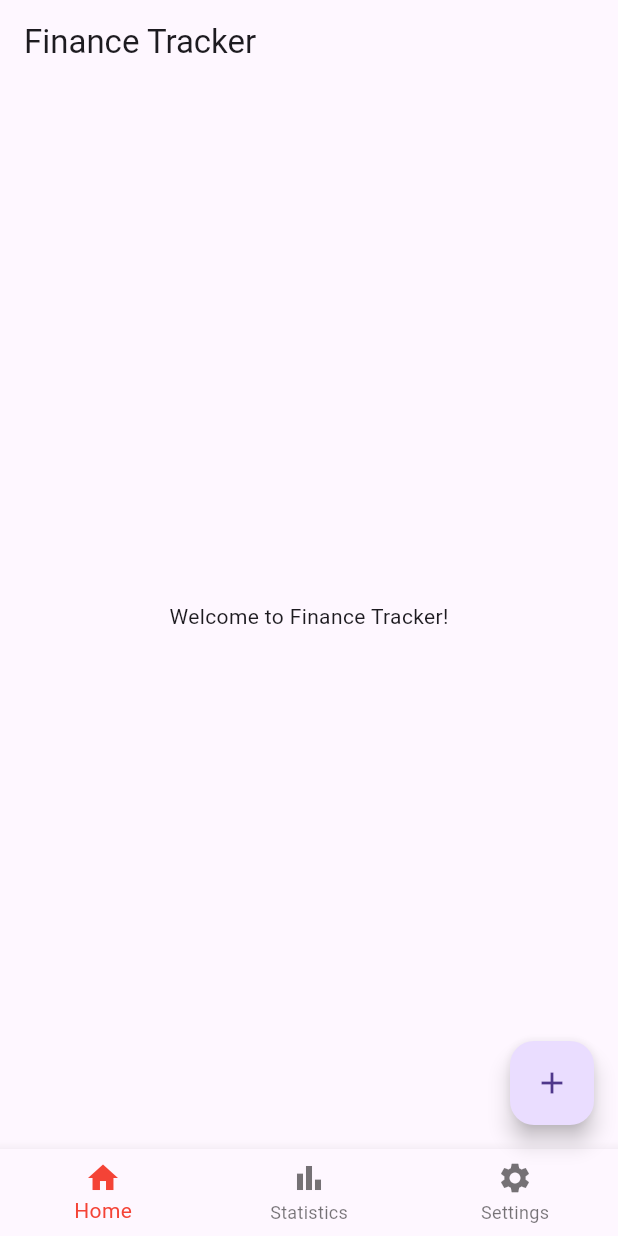
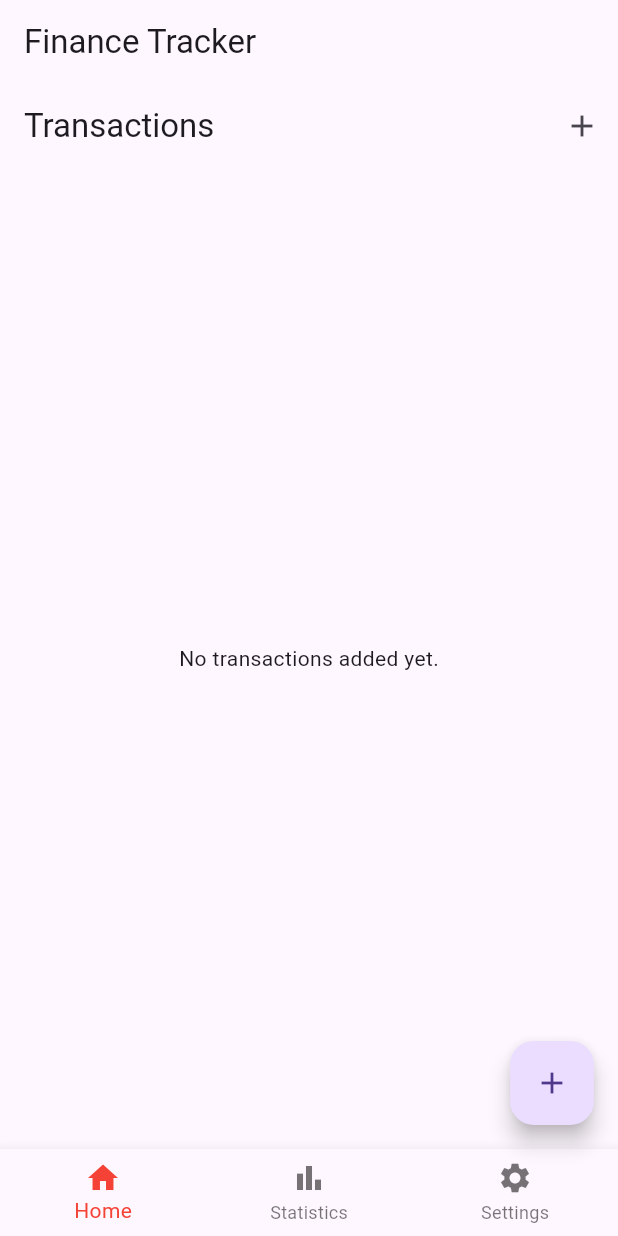
Before and after one commit to Susadi11/Flutter-Expense-Tracker, a Flutter app: the screen it shows after launch, on a phone screen of 412 x 824 dp. Run offline on Flutter 3.47's test engine with Material 3 defaults, Android fonts, the phone set to English and light mode, and no system bars; our stand-ins replace sqflite; accounts and stored records are empty.

Commit message:
create database

```diff
--- /dev/null
+++ b/expense_tracker/lib/db_helper.dart
@@ -0,0 +1,53 @@
+// lib/db_helper.dart
+import 'package:sqflite/sqflite.dart';
+import 'package:path/path.dart';
+import 'dart:async';
+
+class DBHelper {
+  static final DBHelper _instance = DBHelper._internal();
+  factory DBHelper() => _instance;
+  DBHelper._internal();
+
+  static Database? _database;
+
+  Future<Database> get database async {
+    if (_database != null) return _database!;
+    _database = await _initDatabase();
+    return _database!;
+  }
+
+  Future<Database> _initDatabase() async {
+    String path = join(await getDatabasesPath(), 'transactions.db');
+    return await openDatabase(
+      path,
+      version: 1,
+      onCreate: _onCreate,
+    );
+  }
+
+  Future _onCreate(Database db, int version) async {
+    await db.execute('''
+      CREATE TABLE transactions(
+        id INTEGER PRIMARY KEY AUTOINCREMENT,
+        title TEXT,
+        amount REAL,
+        date TEXT
+      )
+    ''');
+  }
+
+  Future<int> insertTransaction(Map<String, dynamic> transaction) async {
+    final db = await database;
+    return await db.insert('transactions', transaction);
+  }
+
+  Future<List<Map<String, dynamic>>> getTransactions() async {
+    final db = await database;
+    return await db.query('transactions');
+  }
+
+  Future<int> deleteTransaction(int id) async {
+    final db = await database;
+    return await db.delete('transactions', where: 'id = ?', whereArgs: [id]);
+  }
+}
--- a/expense_tracker/lib/home_screen.dart
+++ b/expense_tracker/lib/home_screen.dart
@@ -1,11 +1,79 @@
-// lib/home_screen.dart
 import 'package:flutter/material.dart';
+import 'add_transaction.dart'; // Ensure this import is present
+import 'db_helper.dart';
 
-class HomeScreen extends StatelessWidget {
+class HomeScreen extends StatefulWidget {
+  @override
+  _HomeScreenState createState() => _HomeScreenState();
+}
+
+class _HomeScreenState extends State<HomeScreen> {
+  late Future<List<Map<String, dynamic>>> _transactions;
+
+  @override
+  void initState() {
+    super.initState();
+    _loadTransactions();
+  }
+
+  void _loadTransactions() {
+    setState(() {
+      _transactions = DBHelper().getTransactions();
+    });
+  }
+
+  void _refreshTransactions() {
+    _loadTransactions();
+  }
+
   @override
   Widget build(BuildContext context) {
-    return Center(
-      child: Text('Welcome to Finance Tracker!'),
+    return Scaffold(
+      appBar: AppBar(
+        title: Text('Transactions'),
+        actions: [
+          IconButton(
+            icon: Icon(Icons.add),
+            onPressed: () async {
+              await Navigator.of(context).push(
+                MaterialPageRoute(
+                  builder: (context) => AddTransactionPage(
+                    onAddTransaction: _refreshTransactions, // Pass the callback
+                  ),
+                ),
+              );
+            },
+          ),
+        ],
+      ),
+      body: FutureBuilder(
+        future: _transactions,
+        builder: (ctx, snapshot) {
+          if (snapshot.connectionState == ConnectionState.waiting) {
+            return Center(child: CircularProgressIndicator());
+          } else if (snapshot.hasError) {
+            return Center(child: Text('Error: ${snapshot.error}'));
+          } else if (!snapshot.hasData || (snapshot.data as List).isEmpty) {
+            return Center(child: Text('No transactions added yet.'));
+          } else {
+            final transactions = snapshot.data as List<Map<String, dynamic>>;
+            return ListView.builder(
+              itemCount: transactions.length,
+              itemBuilder: (ctx, index) {
+                return ListTile(
+                  title: Text(transactions[index]['title']),
+                  subtitle: Text('Amount: \$${transactions[index]['amount']}'),
+                  trailing: Text(transactions[index]['date']),
+                  onLongPress: () async {
+                    await DBHelper().deleteTransaction(transactions[index]['id']);
+                    _loadTransactions();
+                  },
+                );
+              },
+            );
+          }
+        },
+      ),
     );
   }
 }
--- a/expense_tracker/lib/main.dart
+++ b/expense_tracker/lib/main.dart
@@ -1,4 +1,3 @@
-// lib/main.dart
 import 'package:flutter/material.dart';
 import 'add_transaction.dart'; // Import the new page
 import 'home_screen.dart'; // Import home screen
@@ -18,6 +17,11 @@ class FinanceTrackerApp extends StatelessWidget {
         primarySwatch: Colors.red,
       ),
       home: HomePage(),
+      routes: {
+        '/add-transaction': (ctx) => AddTransactionPage(
+          onAddTransaction: () {}, // Provide a default no-op callback
+        ),
+      },
     );
   }
 }
@@ -72,7 +76,9 @@ class _HomePageState extends State<HomePage> {
         onPressed: () {
           Navigator.of(context).push(
             MaterialPageRoute(
-              builder: (context) => AddTransactionPage(),
+              builder: (context) => AddTransactionPage(
+                onAddTransaction: () {}, // Provide a default no-op callback
+              ),
             ),
           );
         },
```
Also changed, not shown: expense_tracker/lib/add_transaction.dart (+15 -4 lines), expense_tracker/pubspec.yaml (+3 -70 lines), expense_tracker/pubspec.lock, 1 other file.
